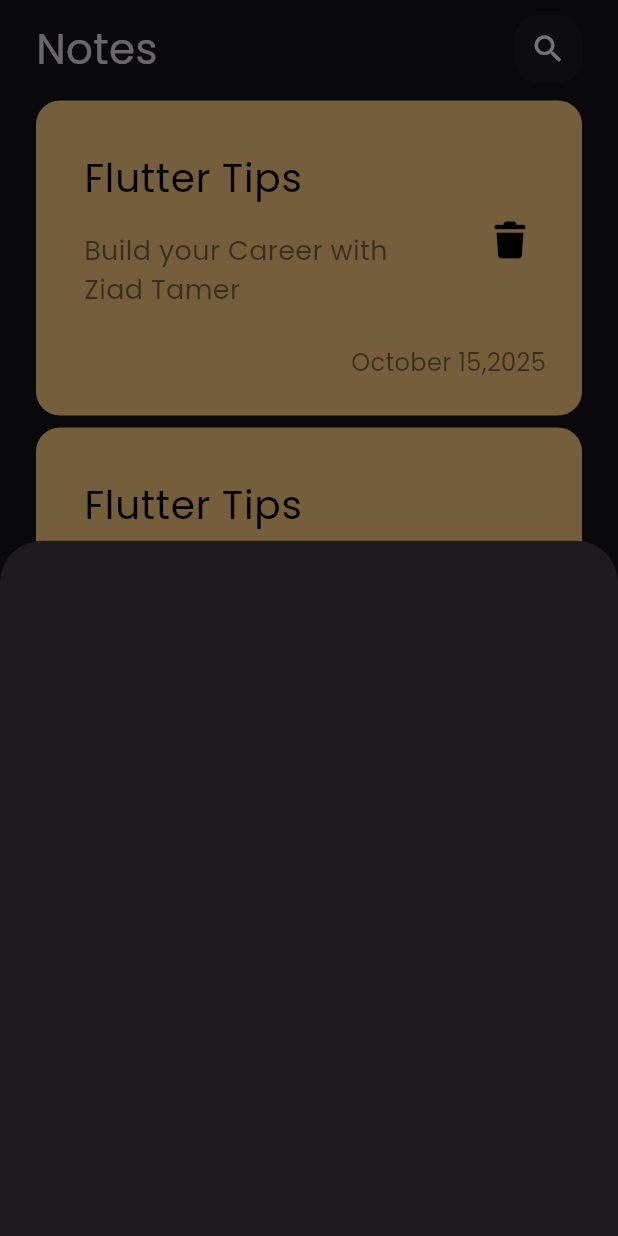
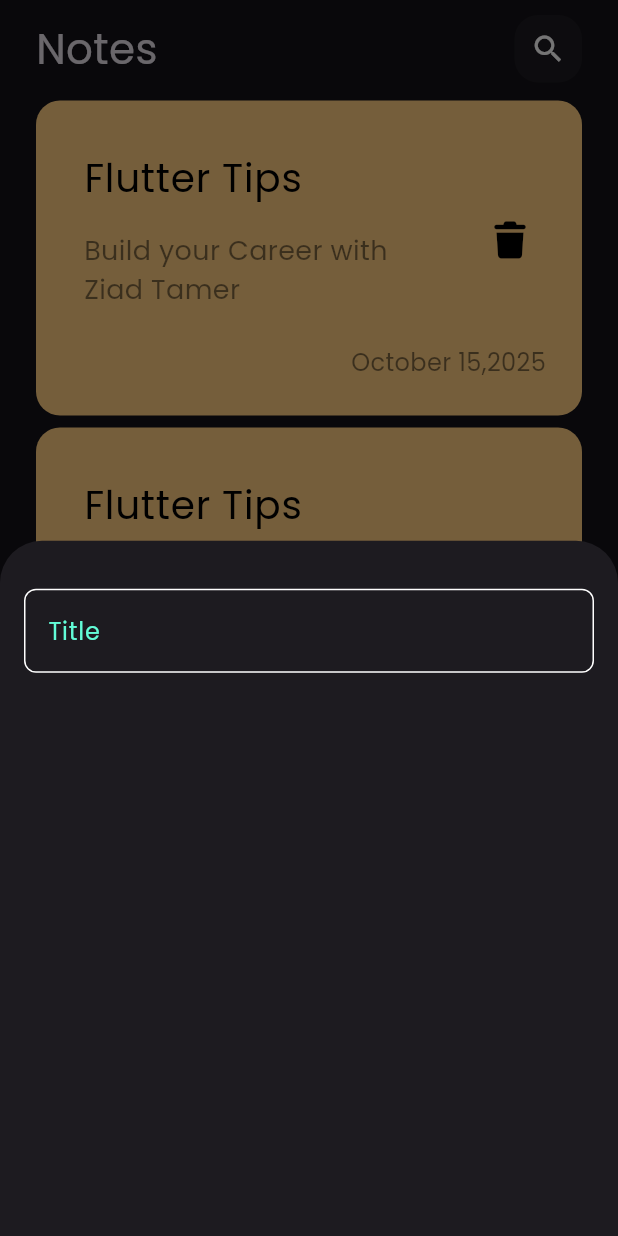
Before and after one commit to ZiadTamer10/notes_app, a Flutter app: the screen it shows after launch, after a tap on the "add" icon, on a phone screen of 412 x 824 dp. Run offline on Flutter 3.47's test engine with Material 3 defaults, Android fonts, the phone set to English and light mode, and no system bars; our stand-ins replace font_awesome_flutter.

Commit message:
create custom text field

```diff
--- /dev/null
+++ b/lib/constants.dart
@@ -0,0 +1,3 @@
+import 'package:flutter/cupertino.dart';
+
+const kPrimaryColor = Color(0xff62fcd7);
--- a/lib/views/notes_view.dart
+++ b/lib/views/notes_view.dart
@@ -1,4 +1,5 @@
 import 'package:flutter/material.dart';
+import 'package:notes_app/constants.dart';
 import 'package:notes_app/widgets/add_note_buttom_sheet.dart';
 import 'package:notes_app/widgets/notes_view_body.dart';
 
@@ -10,7 +11,7 @@ class NotesView extends StatelessWidget {
     return Scaffold(
       floatingActionButton: FloatingActionButton(
         shape: CircleBorder(),
-        backgroundColor: const Color.fromARGB(255, 67, 211, 230),
+        backgroundColor: kPrimaryColor,
         onPressed: () {
           showModalBottomSheet(
             context: context,
--- a/lib/widgets/add_note_buttom_sheet.dart
+++ b/lib/widgets/add_note_buttom_sheet.dart
@@ -1,10 +1,14 @@
 import 'package:flutter/material.dart';
+import 'package:notes_app/widgets/custom_text_field.dart';
 
 class AddNoteButtomSheet extends StatelessWidget {
   const AddNoteButtomSheet({super.key});
 
   @override
   Widget build(BuildContext context) {
-    return Container();
+    return Padding(
+      padding: const EdgeInsets.symmetric(horizontal: 16),
+      child: Column(children: [SizedBox(height: 32), CustomTextField()]),
+    );
   }
 }
--- /dev/null
+++ b/lib/widgets/custom_text_field.dart
@@ -0,0 +1,27 @@
+import 'package:flutter/material.dart';
+import 'package:notes_app/constants.dart';
+
+class CustomTextField extends StatelessWidget {
+  const CustomTextField({super.key});
+
+  @override
+  Widget build(BuildContext context) {
+    return TextField(
+      cursorColor: kPrimaryColor,
+      decoration: InputDecoration(
+        hintText: 'Title',
+        hintStyle: TextStyle(color: kPrimaryColor),
+        border: buildBorder(),
+        enabledBorder: buildBorder(),
+        focusedBorder: buildBorder(kPrimaryColor),
+      ),
+    );
+  }
+
+  OutlineInputBorder buildBorder([color]) {
+    return OutlineInputBorder(
+      borderRadius: BorderRadius.circular(8),
+      borderSide: BorderSide(color: color ?? Colors.white),
+    );
+  }
+}
```
